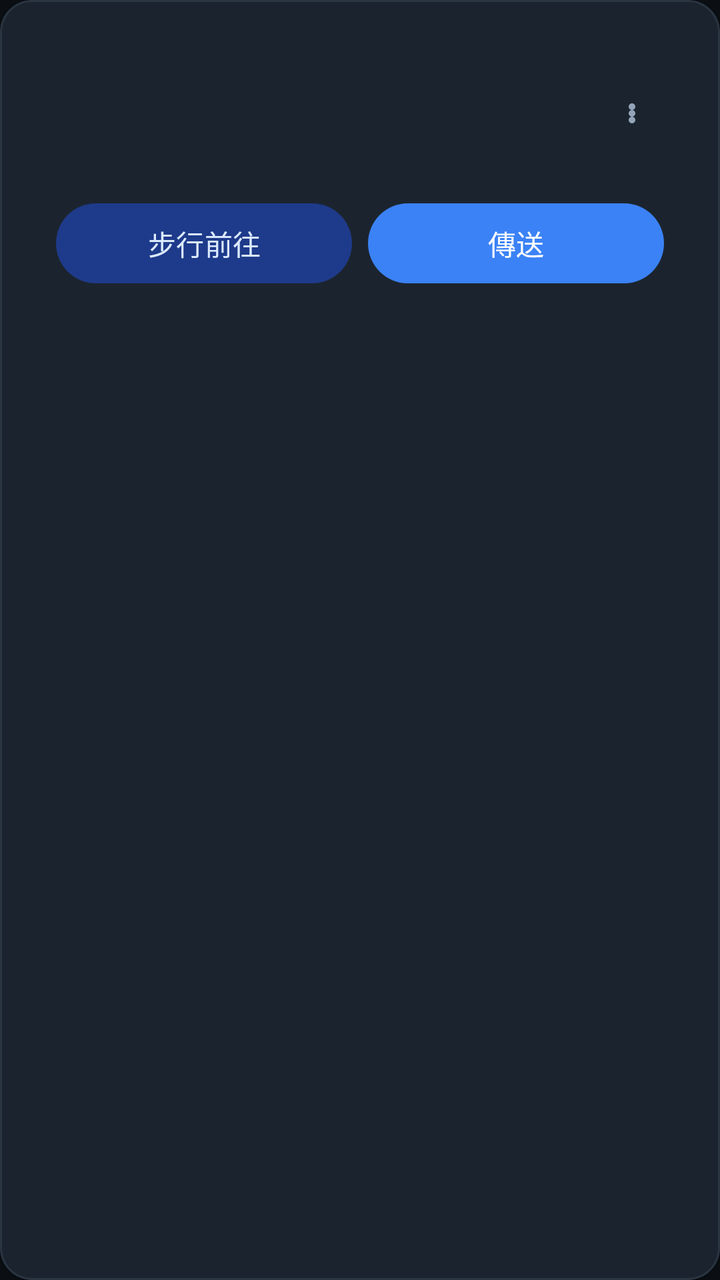
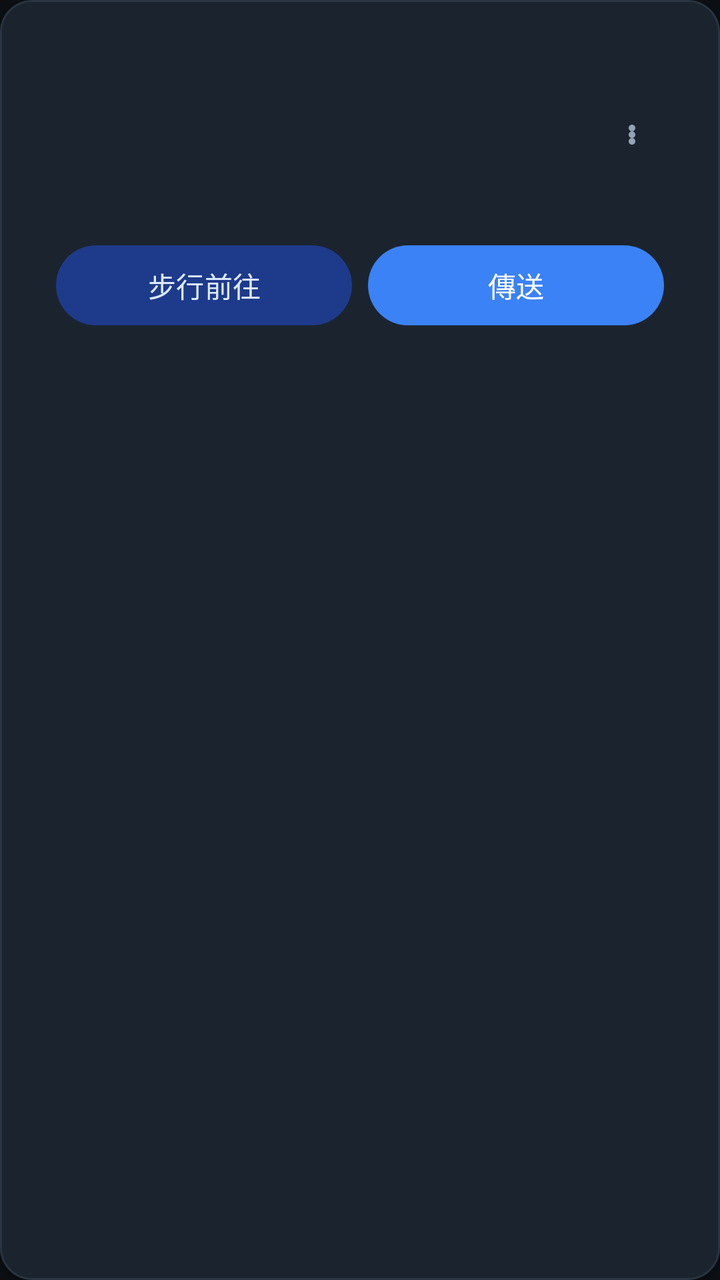

Two renders of the same Android screen: before a commit and after it. Below are the layout's source before the change and the commit's diff.
<!-- AndroidManifest.xml: application theme Theme.GpsJoystick -->
<!-- res/layout/item_favorite.xml -->
<?xml version="1.0" encoding="utf-8"?>
<com.google.android.material.card.MaterialCardView
    xmlns:android="http://schemas.android.com/apk/res/android"
    xmlns:app="http://schemas.android.com/apk/res-auto"
    style="@style/Widget.GpsJoystick.Card"
    android:layout_width="match_parent"
    android:layout_height="wrap_content"
    android:layout_margin="4dp"
    app:cardElevation="2dp">

    <LinearLayout
        android:layout_width="match_parent"
        android:layout_height="wrap_content"
        android:orientation="vertical">

        <LinearLayout
            android:layout_width="match_parent"
            android:layout_height="wrap_content"
            android:orientation="horizontal"
            android:gravity="center_vertical">

        <LinearLayout
            android:id="@+id/rowChoose"
            android:layout_width="0dp"
            android:layout_height="wrap_content"
            android:layout_weight="1"
            android:orientation="vertical"
            android:minHeight="56dp"
            android:paddingHorizontal="12dp"
            android:paddingVertical="8dp"
            android:gravity="center_vertical">

            <TextView
                android:id="@+id/favName"
                android:layout_width="match_parent"
                android:layout_height="wrap_content"
                android:maxLines="1"
                android:ellipsize="end"
                android:textAppearance="@style/TextAppearance.GpsJoystick.Title" />

            <TextView
                android:id="@+id/favMeta"
                android:layout_width="match_parent"
                android:layout_height="wrap_content"
                android:layout_marginTop="2dp"
                android:fontFeatureSettings="tnum"
                android:textAppearance="@style/TextAppearance.GpsJoystick.Label" />

            <TextView
                android:id="@+id/favCooldown"
                android:layout_width="match_parent"
                android:layout_height="wrap_content"
                android:layout_marginTop="4dp"
                android:fontFeatureSettings="tnum"
                android:textColor="@color/brand_primary"
                android:textAppearance="@style/TextAppearance.GpsJoystick.Label" />
        </LinearLayout>

        <com.google.android.material.button.MaterialButton
            android:id="@+id/btnMenu"
            style="@style/Widget.Material3.Button.IconButton"
            android:layout_width="48dp"
            android:layout_height="48dp"
            android:layout_marginEnd="4dp"
            android:contentDescription="@string/gpx_menu"
            app:icon="@drawable/ic_more_vert"
            app:iconTint="@color/on_surface_variant" />
        </LinearLayout>

        <LinearLayout
            android:layout_width="match_parent"
            android:layout_height="wrap_content"
            android:orientation="horizontal"
            android:paddingStart="12dp"
            android:paddingEnd="12dp"
            android:paddingBottom="8dp">

            <com.google.android.material.button.MaterialButton
                android:id="@+id/btnFavWalk"
                style="@style/Widget.GpsJoystick.Button.Tonal"
                android:layout_width="0dp"
                android:layout_height="wrap_content"
                android:layout_weight="1"
                android:layout_marginEnd="4dp"
                android:text="@string/coord_walk" />

            <com.google.android.material.button.MaterialButton
                android:id="@+id/btnFavTeleport"
                style="@style/Widget.GpsJoystick.Button.Primary"
                android:layout_width="0dp"
                android:layout_height="wrap_content"
                android:layout_weight="1"
                android:layout_marginStart="4dp"
                android:text="@string/coord_send" />
        </LinearLayout>
    </LinearLayout>
</com.google.android.material.card.MaterialCardView>
<!-- resources referenced by this layout -->
<resources>
  <color name="brand_primary">#3B82F6</color>
  <color name="on_surface_variant">#94A3B8</color>
  <!-- drawable ic_more_vert (drawable) -->
  <vector xmlns:android="http://schemas.android.com/apk/res/android"
      android:width="24dp"
      android:height="24dp"
      android:viewportWidth="24"
      android:viewportHeight="24"
      android:tint="?attr/colorControlNormal">
      <path
          android:fillColor="@android:color/white"
          android:pathData="M12,8m-2,0a2,2 0,1 1,4 0a2,2 0,1 1,-4 0" />
      <path
          android:fillColor="@android:color/white"
          android:pathData="M12,12m-2,0a2,2 0,1 1,4 0a2,2 0,1 1,-4 0" />
      <path
          android:fillColor="@android:color/white"
          android:pathData="M12,16m-2,0a2,2 0,1 1,4 0a2,2 0,1 1,-4 0" />
  </vector>
  <string name="coord_send">傳送</string>
  <string name="coord_walk">步行前往</string>
  <string name="gpx_menu">更多操作</string>
  <style name="TextAppearance.GpsJoystick.Label" parent="TextAppearance.Material3.LabelLarge">
          <item name="android:textColor">@color/on_surface_variant</item>
      </style>
  <style name="TextAppearance.GpsJoystick.Title" parent="TextAppearance.Material3.TitleMedium">
          <item name="android:textColor">@color/on_surface</item>
      </style>
  <style name="Widget.GpsJoystick.Button.Primary" parent="Widget.Material3.Button">
          <item name="android:minHeight">48dp</item>
      </style>
  <style name="Widget.GpsJoystick.Button.Tonal" parent="Widget.Material3.Button.TonalButton">
          <item name="android:minHeight">48dp</item>
      </style>
  <style name="Widget.GpsJoystick.Card" parent="Widget.Material3.CardView.Filled">
          <item name="cardBackgroundColor">@color/surface_variant</item>
          <item name="cardCornerRadius">16dp</item>
          <item name="cardElevation">1dp</item>
          <item name="contentPadding">16dp</item>
          <item name="strokeColor">@color/outline</item>
          <item name="strokeWidth">1dp</item>
      </style>
  <color name="on_surface">#E5EDF5</color>
  <color name="surface_variant">#1B242E</color>
  <color name="outline">#2A3542</color>
  <color name="on_primary">#FFFFFF</color>
  <color name="primary_container">#1E3A8A</color>
  <color name="on_primary_container">#DBEAFE</color>
  <color name="brand_tertiary">#F97316</color>
  <color name="on_tertiary">#FFFFFF</color>
  <color name="brand_error">#EF4444</color>
  <color name="on_error">#FFFFFF</color>
  <color name="bg_oled">#0B0F14</color>
  <color name="surface">#131A22</color>
  <!-- unchanged entries left out for length: 1 -->
</resources>

<!-- the commit's change to res/layout/item_favorite.xml (unified diff, before → after) -->
@@ -18,6 +18,15 @@
             android:layout_height="wrap_content"
             android:orientation="horizontal"
             android:gravity="center_vertical">
+
+        <com.google.android.material.checkbox.MaterialCheckBox
+            android:id="@+id/favCheck"
+            android:layout_width="wrap_content"
+            android:layout_height="wrap_content"
+            android:layout_marginStart="8dp"
+            android:clickable="false"
+            android:focusable="false"
+            android:visibility="gone" />
 
         <LinearLayout
             android:id="@+id/rowChoose"
@@ -44,6 +53,15 @@
                 android:layout_height="wrap_content"
                 android:layout_marginTop="2dp"
                 android:fontFeatureSettings="tnum"
+                android:textAppearance="@style/TextAppearance.GpsJoystick.Label" />
+
+            <TextView
+                android:id="@+id/favCategory"
+                android:layout_width="match_parent"
+                android:layout_height="wrap_content"
+                android:layout_marginTop="2dp"
+                android:maxLines="1"
+                android:ellipsize="end"
                 android:textAppearance="@style/TextAppearance.GpsJoystick.Label" />
 
             <TextView
